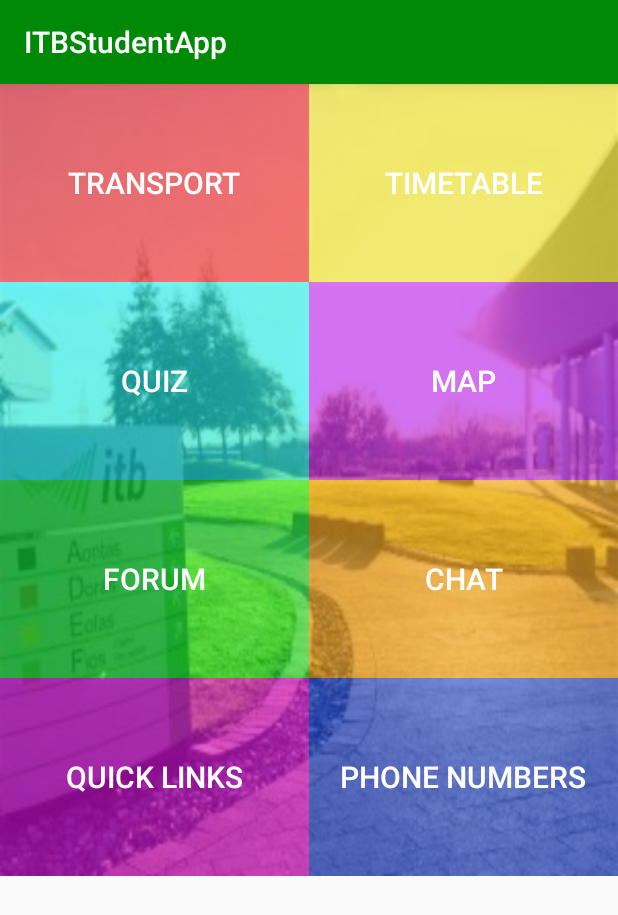
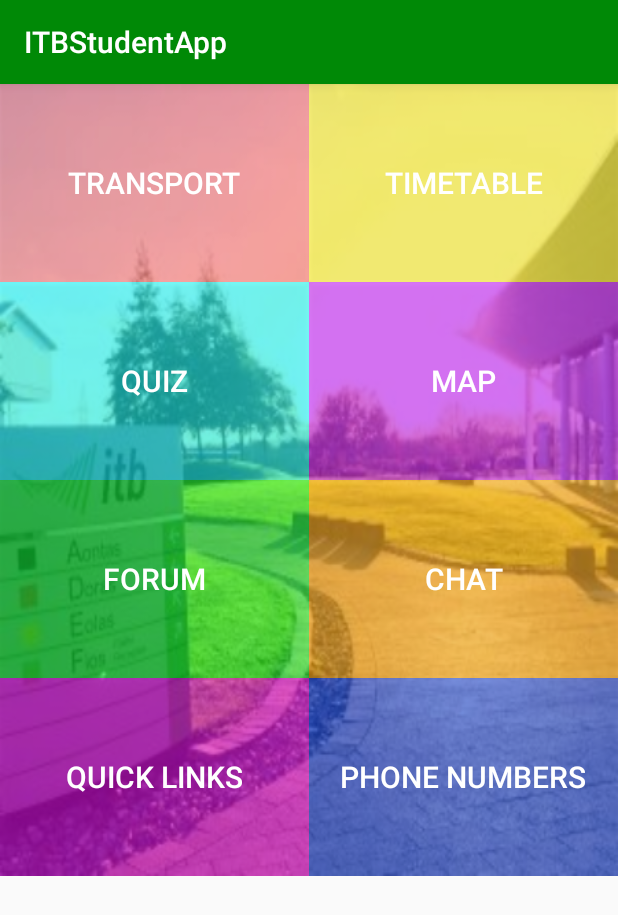
Before and after one commit to AndrewSherlock/Student-Andriod-Application, an Android app: the screen it shows after launch (MainActivity), on a phone screen of 412 x 824 dp. Shown: the top 915 px of the screen. Run offline under Robolectric (Android 15) with nearby library versions, the phone set to English and light mode, and no system bars.

Commit message:
Merge with andrews branch

```diff
--- a/app/src/main/java/itbstudentapp/com/itbstudentapp/DublinBusRouteFinder.java
+++ b/app/src/main/java/itbstudentapp/com/itbstudentapp/DublinBusRouteFinder.java
@@ -13,9 +13,6 @@ import java.net.HttpURLConnection;
 import java.net.URL;
 import java.util.ArrayList;
 
-/**
- * Created by andrew on 01/12/2017.
- */
 
 public class DublinBusRouteFinder extends AsyncTask<Void, Void,String[]>{
 
--- a/app/src/main/java/itbstudentapp/com/itbstudentapp/Route.java
+++ b/app/src/main/java/itbstudentapp/com/itbstudentapp/Route.java
@@ -1,8 +1,4 @@
 package itbstudentapp.com.itbstudentapp;
-
-/**
- * Created by andrew on 26/11/2017.
- */
 
 public class Route {
 
--- a/app/src/main/java/itbstudentapp/com/itbstudentapp/Stop.java
+++ b/app/src/main/java/itbstudentapp/com/itbstudentapp/Stop.java
@@ -1,8 +1,4 @@
 package itbstudentapp.com.itbstudentapp;
-
-/**
- * Created by andrew on 11/12/2017.
- */
 
 public class Stop {
 
--- a/app/src/main/res/layout/activity_main.xml
+++ b/app/src/main/res/layout/activity_main.xml
@@ -21,7 +21,7 @@
             android:layout_height="132sp"
             android:layout_columnWeight="1"
             android:layout_gravity="fill_horizontal"
-            android:background="#80ff0000"
+            android:background="#53ff0000"
 
             android:gravity="center"
             android:text="@string/title_activity_transport"
```
